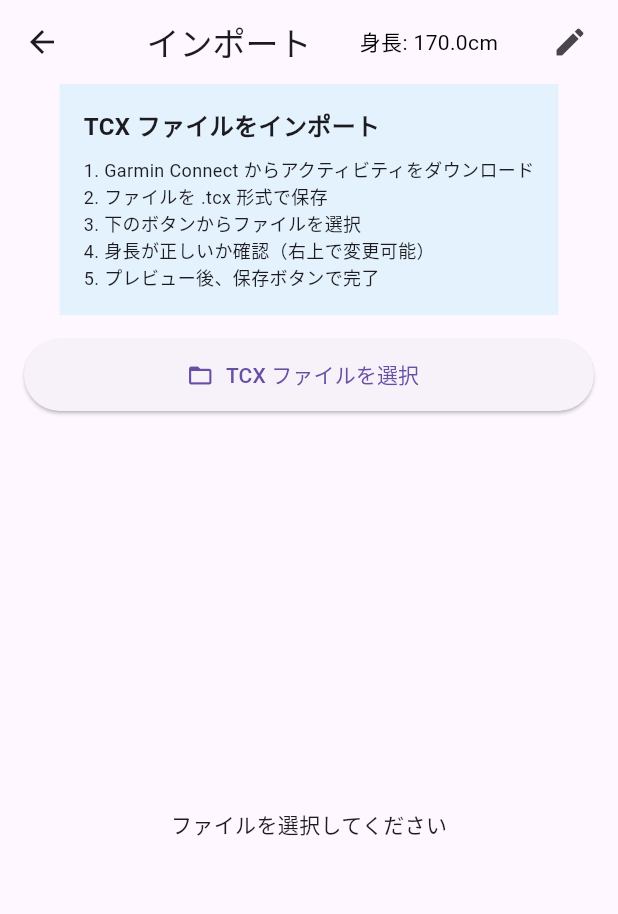
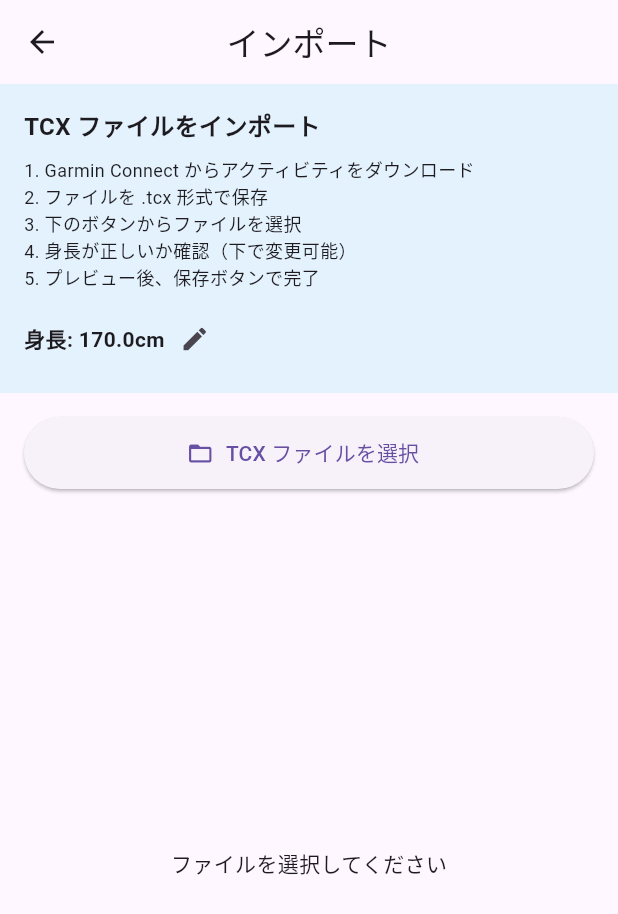
Before and after one commit to tailbook2712/gpstroke, a Flutter app: the GarminImportScreen screen opened directly, on a phone screen of 412 x 824 dp. Shown: the top 914 px of the screen. Run offline on Flutter 3.47's test engine with Material 3 defaults, Android fonts, the phone set to English and light mode, and no system bars; our stand-ins replace cloud_firestore, file_picker, firebase_auth, firebase_core, flutter_dotenv, geolocator and 6 more; missing offline and left inert: flutter_background, tutorial_coach_mark; accounts and stored records are empty.

Commit message:
インポートの機能のuiの変更

```diff
--- a/lib/garmin_import_screen.dart
+++ b/lib/garmin_import_screen.dart
@@ -261,26 +261,6 @@ class _GarminImportScreenState extends State<GarminImportScreen> {
     return Scaffold(
       appBar: AppBar(
         title: Text('インポート'),
-        actions: [
-          Padding(
-            padding: EdgeInsets.all(16),
-            child: Center(
-              child: Text(
-                '身長: ${_userHeightCm.toStringAsFixed(1)}cm',
-                style: TextStyle(color: Colors.black),
-              ),
-            ),
-          ),
-          Padding(
-            padding: EdgeInsets.symmetric(horizontal: 8),
-            child: Center(
-              child: IconButton(
-                icon: Icon(Icons.edit),
-                onPressed: _showHeightInputDialog,
-              ),
-            ),
-          ),
-        ],
       ),
       body: Column(
         children: [
@@ -303,9 +283,25 @@ class _GarminImportScreenState extends State<GarminImportScreen> {
                   '1. Garmin Connect からアクティビティをダウンロード\n'
                   '2. ファイルを .tcx 形式で保存\n'
                   '3. 下のボタンからファイルを選択\n'
-                  '4. 身長が正しいか確認（右上で変更可能）\n'
+                  '4. 身長が正しいか確認（下で変更可能）\n'
                   '5. プレビュー後、保存ボタンで完了',
                   style: TextStyle(fontSize: 12),
+                ),
+                SizedBox(height: 12),
+                Row(
+                  children: [
+                    Text(
+                      '身長: ${_userHeightCm.toStringAsFixed(1)}cm',
+                      style: TextStyle(fontWeight: FontWeight.bold),
+                    ),
+                    IconButton(
+                      icon: Icon(Icons.edit, size: 20),
+                      padding: EdgeInsets.zero,
+                      constraints: BoxConstraints(),
+                      visualDensity: VisualDensity.compact,
+                      onPressed: _showHeightInputDialog,
+                    ),
+                  ],
                 ),
               ],
             ),
```
